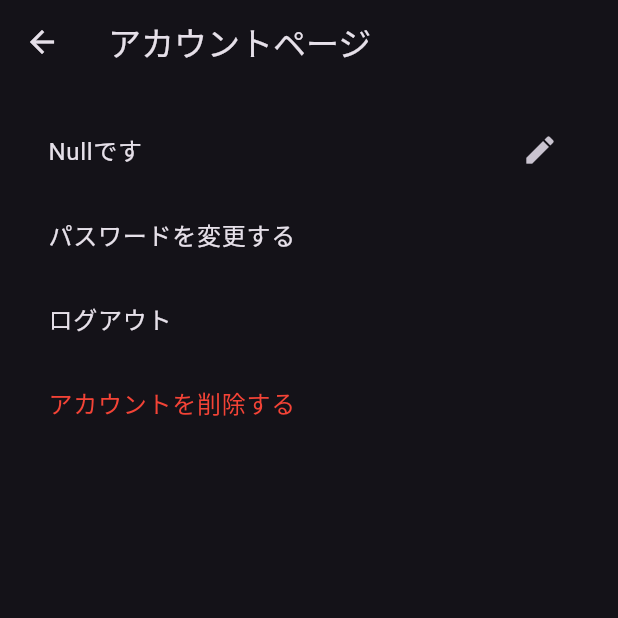
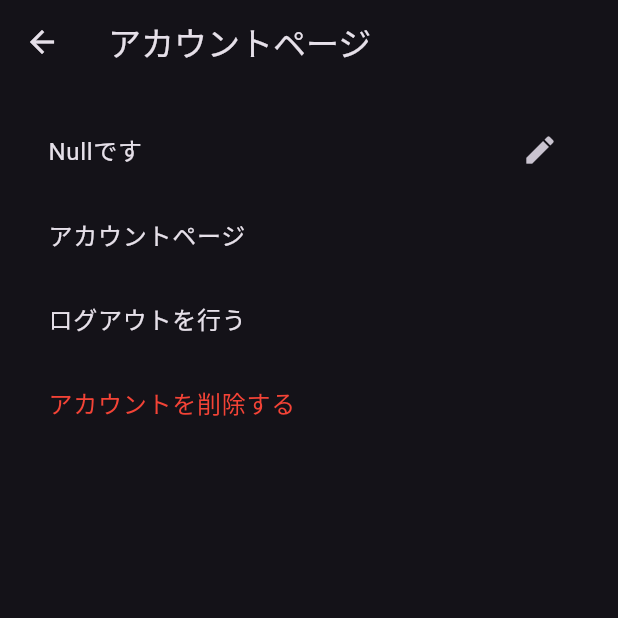
Before and after one commit to shigeyuu/text_sns, a Flutter app: the AccountPage screen opened by its route, on a phone screen of 412 x 824 dp, the top half of it. Run offline on Flutter 3.47's test engine with Material 3 defaults, Android fonts, the phone set to English and light mode, and no system bars; our stand-ins replace cloud_firestore, firebase_auth, firebase_core, firebase_remote_config, flutter_dotenv, fluttertoast and 4 more; missing offline and left inert: minio_new; accounts and stored records are empty; generated files the repository leaves out were written again.

Commit message:
アカウント情報に関わる定数をクラスに格納しよう

```diff
--- /dev/null
+++ b/lib/constant/account_constant.dart
@@ -0,0 +1,15 @@
+class AccountConstant {
+  static const userDeletedPageTitle = "ユーザーが削除されました";
+  static const updatePasswordPageTitle = "パスワード変更";
+  static const updateEmailPageTitle = "メールアドレスを更新";
+  static const reauthenticatePageTitle = "再認証を行う";
+  static const logoutedPageMsg = "ログアウトが完了しました。お疲れ様でした。";
+  static const accountPagetitle = "アカウントページ";
+
+  static const updatePasswordTitle = "パスワードを更新する";
+  static const logoutTitle = "ログアウトを行う";
+  static const deleteUserTitle = "アカウントを削除する";
+
+  static const confirmDeleteUserMsg = "ユーザーを削除しますが、本当によろしいでしょうか?";
+  static const confirmDeleteUserTitle = "最終確認";
+}
--- a/lib/constant/auth_constant.dart
+++ b/lib/constant/auth_constant.dart
@@ -16,4 +16,7 @@ class AuthConstant {
   static const toLoginScreenText = "ログイン画面へ";
   static const loginTitle = "ログイン";
   static const toSignupScreenText = "新規登録画面へ";
+
+  static const confirmLogoutContent = "ログアウトを行いますがよろしいですか？";
+  static const confirmLogoutTitle = "ログアウトの確認";
 }
--- a/lib/controllers/auth_controller.dart
+++ b/lib/controllers/auth_controller.dart
@@ -70,7 +70,8 @@ class AuthController extends GetxController {
   }
 
   void onSignOutButtonPressed() async {
-    DialogCore.cupertinoAlertDialog("ログアウトを行いますがよろしいですか？", "ログアウトの確認",
+    DialogCore.cupertinoAlertDialog(
+        AuthConstant.confirmLogoutContent, AuthConstant.confirmLogoutTitle,
         () async {
       await _signOut();
     });
--- a/lib/controllers/reauthenticate_controller.dart
+++ b/lib/controllers/reauthenticate_controller.dart
@@ -1,4 +1,5 @@
 import 'package:get/get.dart';
+import 'package:text_sns/constant/account_constant.dart';
 import 'package:text_sns/controllers/abstract/simple_form_controller.dart';
 import 'package:text_sns/controllers/auth_controller.dart';
 import 'package:text_sns/enums/reauthenticate_purpose.dart';
@@ -8,7 +9,7 @@ import 'package:text_sns/ui_core/ui_helper.dart';
 import 'package:text_sns/ui_core/validator_core.dart';
 import 'package:text_sns/view/pages/reauthenticate_page.dart';
 import 'package:text_sns/view/pages/update_email_page.dart';
-import 'package:text_sns/view/upate_password_page.dart';
+import 'package:text_sns/view/update_password_page.dart';
 
 class ReauthenticateController extends SimpleFormController {
   @override
@@ -52,8 +53,8 @@ class ReauthenticateController extends SimpleFormController {
           Get.toNamed(UpdatePasswordPage.path);
           break;
         case ReauthenticatePurpose.deleteUser:
-          DialogCore.cupertinoAlertDialog("ユーザーを削除しますが、本当によろしいでしょうか?", "最終確認",
-              () {
+          DialogCore.cupertinoAlertDialog(AccountConstant.confirmDeleteUserMsg,
+              AccountConstant.confirmDeleteUserTitle, () {
             Get.back();
             AuthController.to.deleteUser();
           });
--- a/lib/router/get_pages.dart
+++ b/lib/router/get_pages.dart
@@ -4,7 +4,7 @@ import 'package:text_sns/view/pages/logouted_page.dart';
 import 'package:text_sns/view/pages/reauthenticate_page.dart';
 import 'package:text_sns/view/pages/update_email_page.dart';
 import 'package:text_sns/view/pages/user_deleted_page.dart';
-import 'package:text_sns/view/upate_password_page.dart';
+import 'package:text_sns/view/update_password_page.dart';
 
 class GetPages {
   static List<GetPage> value = [
--- a/lib/view/pages/account_page.dart
+++ b/lib/view/pages/account_page.dart
@@ -1,5 +1,6 @@
 import 'package:flutter/material.dart';
 import 'package:get/get.dart';
+import 'package:text_sns/constant/account_constant.dart';
 import 'package:text_sns/controllers/auth_controller.dart';
 import 'package:text_sns/view/common/basic_page.dart';
 
@@ -11,7 +12,7 @@ class AccountPage extends StatelessWidget {
   Widget build(BuildContext context) {
     final controller = AuthController.to;
     return BasicPage(
-      appBarTitle: 'アカウントページ',
+      appBarTitle: AccountConstant.accountPagetitle,
       child: Center(
         child: ListView(
           children: [
@@ -27,16 +28,16 @@ class AccountPage extends StatelessWidget {
               );
             }),
             ListTile(
-              title: const Text('パスワードを変更する'),
+              title: const Text(AccountConstant.accountPagetitle),
               onTap: controller.onUpatePasswordTileTapped,
             ),
             ListTile(
-              title: const Text('ログアウト'),
+              title: const Text(AccountConstant.logoutTitle),
               onTap: controller.onSignOutButtonPressed,
             ),
             ListTile(
-              title:
-                  const Text('アカウントを削除する', style: TextStyle(color: Colors.red)),
+              title: const Text(AccountConstant.deleteUserTitle,
+                  style: TextStyle(color: Colors.red)),
               onTap: controller.onDeleteUserTileTapped,
             ),
           ],
--- a/lib/view/pages/logouted_page.dart
+++ b/lib/view/pages/logouted_page.dart
@@ -1,4 +1,5 @@
 import 'package:flutter/material.dart';
+import 'package:text_sns/constant/account_constant.dart';
 import 'package:text_sns/view/common/basic_page.dart';
 
 class LogoutedPage extends StatelessWidget {
@@ -9,7 +10,7 @@ class LogoutedPage extends StatelessWidget {
     return const BasicPage(
       child: Align(
         alignment: Alignment.center,
-        child: Text("ログアウトが完了しました。お疲れ様でした。",
+        child: Text(AccountConstant.logoutedPageMsg,
             style: TextStyle(fontSize: 25.0, fontWeight: FontWeight.bold)),
       ),
     );
--- a/lib/view/pages/reauthenticate_page.dart
+++ b/lib/view/pages/reauthenticate_page.dart
@@ -1,5 +1,6 @@
 import 'package:flutter/material.dart';
 import 'package:get/get.dart';
+import 'package:text_sns/constant/account_constant.dart';
 import 'package:text_sns/controllers/reauthenticate_controller.dart';
 import 'package:text_sns/view/abstract/simple_form_state.dart';
 import 'package:text_sns/view/common/basic_page.dart';
@@ -18,7 +19,7 @@ class _ReauthenticatePageState extends SimpleFormState<ReauthenticatePage> {
   Widget build(BuildContext context) {
     final controller = Get.put(ReauthenticateController());
     return BasicPage(
-      appBarTitle: '再認証を行う',
+      appBarTitle: AccountConstant.reauthenticatePageTitle,
       child: buildWidget(controller),
     );
   }
--- a/lib/view/pages/update_email_page.dart
+++ b/lib/view/pages/update_email_page.dart
@@ -1,5 +1,6 @@
 import 'package:flutter/material.dart';
 import 'package:get/get.dart';
+import 'package:text_sns/constant/account_constant.dart';
 import 'package:text_sns/controllers/update_email_controller.dart';
 import 'package:text_sns/view/abstract/simple_form_state.dart';
 import 'package:text_sns/view/common/basic_page.dart';
@@ -17,7 +18,7 @@ class _UpdateEmailPageState extends SimpleFormState<UpdateEmailPage> {
   Widget build(BuildContext context) {
     final controller = Get.put(UpdateEmailController());
     return BasicPage(
-      appBarTitle: 'メールアドレスを更新',
+      appBarTitle: AccountConstant.updateEmailPageTitle,
       child: buildWidget(controller),
     );
   }
--- a/lib/view/pages/user_deleted_page.dart
+++ b/lib/view/pages/user_deleted_page.dart
@@ -1,4 +1,5 @@
 import 'package:flutter/widgets.dart';
+import 'package:text_sns/constant/account_constant.dart';
 import 'package:text_sns/view/common/basic_page.dart';
 
 class UserDeletedPage extends StatelessWidget {
@@ -11,7 +12,7 @@ class UserDeletedPage extends StatelessWidget {
         child: Align(
             alignment: Alignment.center,
             child: Text(
-              'ユーザーが削除されました',
+              AccountConstant.userDeletedPageTitle,
               style: TextStyle(fontSize: 40.0, fontWeight: FontWeight.bold),
             )));
   }
--- a/lib/view/upate_password_page.dart
+++ b/lib/view/update_password_page.dart
@@ -1,5 +1,6 @@
 import 'package:flutter/material.dart';
 import 'package:get/get.dart';
+import 'package:text_sns/constant/account_constant.dart';
 import 'package:text_sns/controllers/update_password_controller.dart';
 import 'package:text_sns/view/abstract/simple_form_state.dart';
 import 'package:text_sns/view/common/basic_page.dart';
@@ -16,6 +17,8 @@ class _UpdatePasswordPageState extends SimpleFormState<UpdatePasswordPage> {
   @override
   Widget build(BuildContext context) {
     final controller = Get.put(UpdatePasswordController());
-    return BasicPage(appBarTitle: 'パスワード変更', child: buildWidget(controller));
+    return BasicPage(
+        appBarTitle: AccountConstant.updatePasswordPageTitle,
+        child: buildWidget(controller));
   }
 }
```
